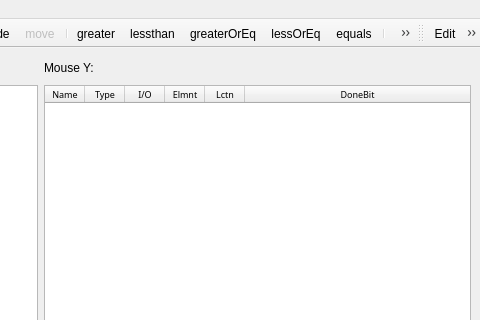
First picture: the form in program/mainwindow.ui, repository mikeV02/WaltechCapstone, before the edit; both pictures show x 544 to 1024 and y 0 to 320 of the 1024 by 700 pixel window.
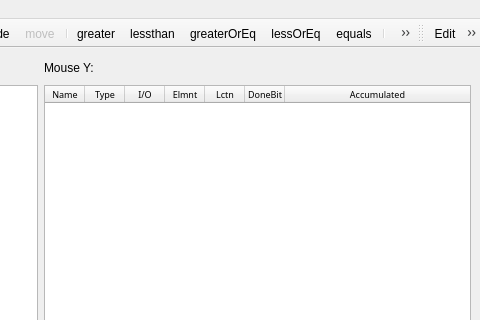
Second picture: the form after the edit. Icons and pictures are not drawn.

```diff
--- a/program/mainwindow.ui
+++ b/program/mainwindow.ui
@@ -182,7 +182,7 @@
        <bool>false</bool>
       </property>
       <property name="columnCount">
-       <number>6</number>
+       <number>7</number>
       </property>
       <attribute name="horizontalHeaderDefaultSectionSize">
        <number>40</number>
@@ -229,6 +229,11 @@
         <string>DoneBit</string>
        </property>
       </column>
+      <column>
+       <property name="text">
+        <string>Accumulated</string>
+       </property>
+      </column>
      </widget>
     </item>
     <item row="3" column="7" colspan="4">
```
Left out of the diff: 2 changed lines with no effect on the pictures.
